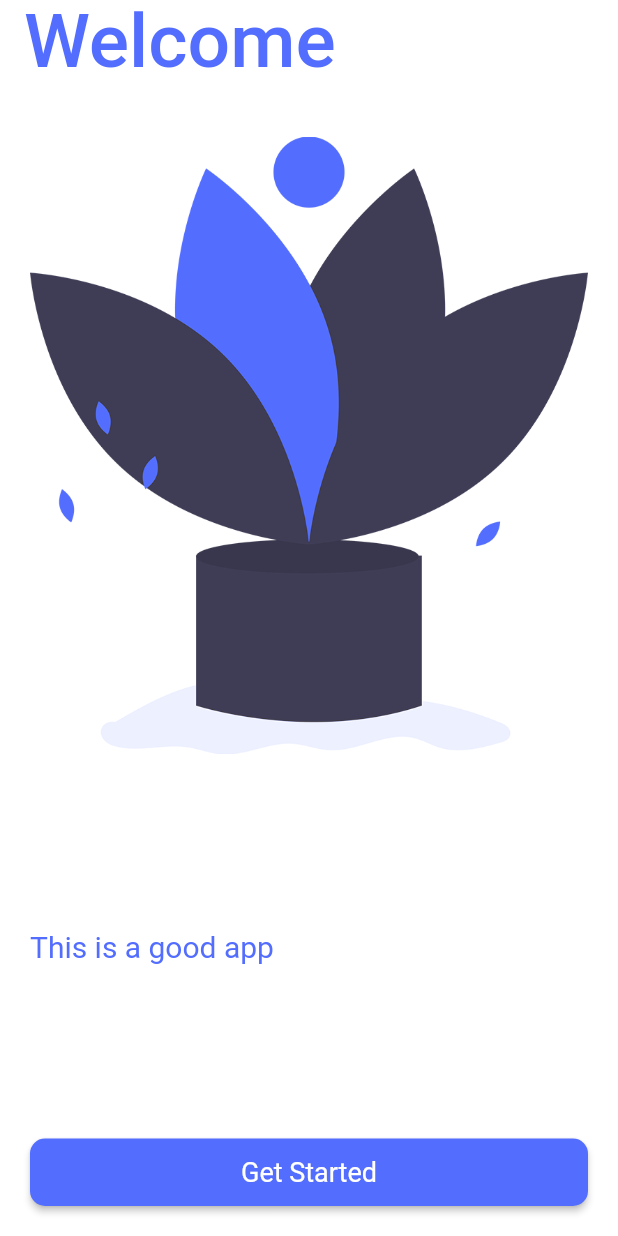
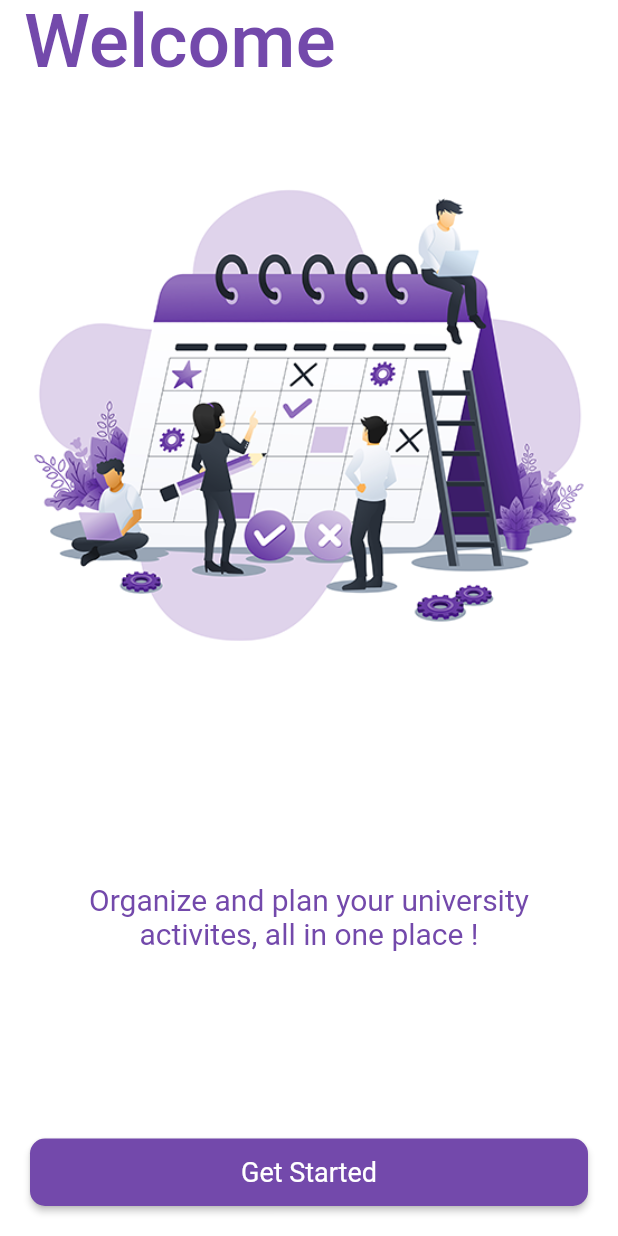
Before and after one commit to abishek-bupathi/college-companion, a Flutter app: the screen it shows after launch, on a phone screen of 412 x 824 dp. Run offline on Flutter 3.47's test engine with Material 2 defaults, Android fonts, the phone set to English and light mode, and no system bars; our stand-ins replace flutter_datetime_picker, hive, moor_flutter, page_transition, splashscreen, table_calendar and 1 more; accounts and stored records are empty; generated files the repository leaves out were written again.

Commit message:
changed welcome screen image and added text

```diff
--- a/lib/welcome_details.dart
+++ b/lib/welcome_details.dart
@@ -7,7 +7,7 @@ import './user_details.dart';
 import './main.dart';
 
 Welcome(BuildContext context) {
-  int color_blue = 0xFF536DFE;
+  int color_blue = 0xFF7349ab;
   return Scaffold(
       appBar: AppBar(
         automaticallyImplyLeading: false,
@@ -27,9 +27,10 @@ Welcome(BuildContext context) {
           children: <Widget>[
             Image.asset("assets/backgrounds/welcome_bg.png"),
             Text(
-              "This is a good app",
-              textAlign: TextAlign.left,
+              "Organize and plan your university activites, all in one place !",
+              textAlign: TextAlign.center,
               style: TextStyle(color: Color(color_blue), fontSize: 20),
+
             ),
             SizedBox(
               height: 45,
```
Also changed, not shown: assets/backgrounds/welcome_bg.png.
